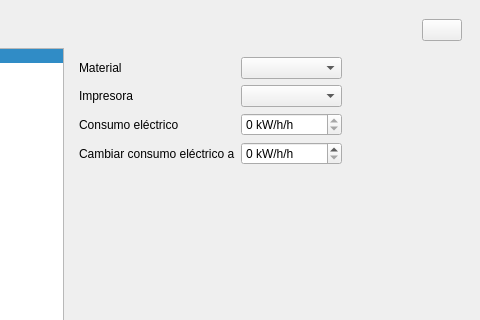
Old version of the form UI/gui.ui in the repository LewisMojica/3DPricing; both pictures show x 300 to 780 and y 0 to 320 of the 780 by 658 pixel window.
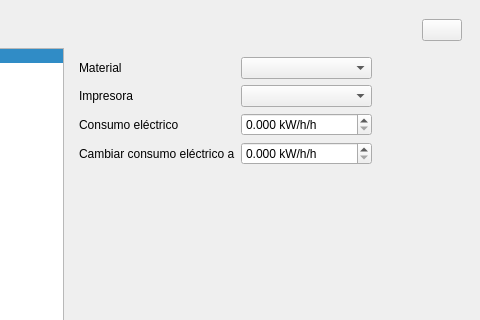
New version of the form. The open tabs and pages were chosen to show the change. Icons and pictures are not drawn.

Diff of the .ui file:
```diff
--- a/UI/gui.ui
+++ b/UI/gui.ui
@@ -1082,19 +1082,6 @@
                     </property>
                    </widget>
                   </item>
-                  <item row="2" column="1">
-                   <widget class="QSpinBox" name="costoDeElectricidadSpinBox">
-                    <property name="readOnly">
-                     <bool>true</bool>
-                    </property>
-                    <property name="suffix">
-                     <string> kW/h/h</string>
-                    </property>
-                    <property name="maximum">
-                     <number>99999</number>
-                    </property>
-                   </widget>
-                  </item>
                   <item row="3" column="0">
                    <widget class="QLabel" name="cambiarCostoDeElectricidadALabel">
                     <property name="text">
@@ -1102,13 +1089,29 @@
                     </property>
                    </widget>
                   </item>
+                  <item row="2" column="1">
+                   <widget class="QDoubleSpinBox" name="costoDeElectricidadSpinBox">
+                    <property name="suffix">
+                     <string> kW/h/h</string>
+                    </property>
+                    <property name="decimals">
+                     <number>3</number>
+                    </property>
+                    <property name="maximum">
+                     <double>999999.000000000000000</double>
+                    </property>
+                   </widget>
+                  </item>
                   <item row="3" column="1">
-                   <widget class="QSpinBox" name="cambiarCostoDeElectricidadASpinBox">
+                   <widget class="QDoubleSpinBox" name="cambiarCostoDeElectricidadASpinBox">
                     <property name="suffix">
                      <string> kW/h/h</string>
                     </property>
+                    <property name="decimals">
+                     <number>3</number>
+                    </property>
                     <property name="maximum">
-                     <number>99999</number>
+                     <double>999999.000000000000000</double>
                     </property>
                    </widget>
                   </item>
```
Left out of the diff: 74 changed lines with no effect on the pictures.
